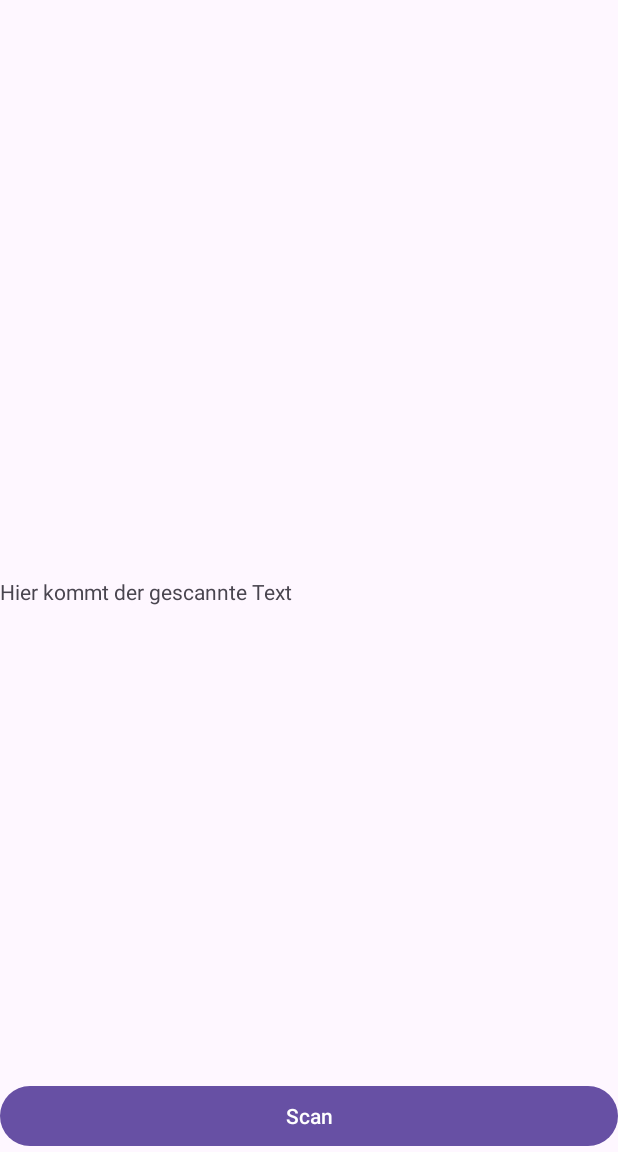
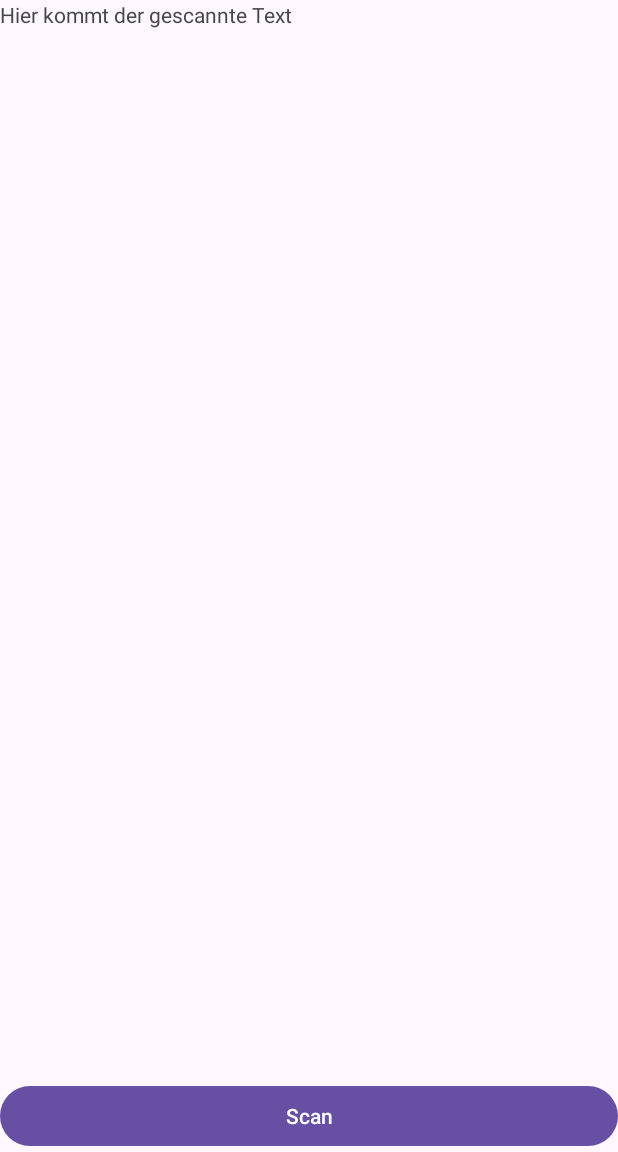
Before and after one commit to medinterop-renner/PillPall, an Android app: the Fragment_nav1 screen opened directly, with no data from a screen before it, on a phone screen of 412 x 824 dp, the part 84-1236 px from its top. Run offline under Robolectric (Android 15) with nearby library versions, the phone set to English and light mode, and no system bars; libraries missing offline, so code that uses them is left out: com.google.mlkit.vision; pictures from the network do not load; 1 statement that could not run was skipped.

Commit message:
whisper fragment added

```diff
--- a/app/src/main/java/com/example/pillpal420/Fragment_nav1.java
+++ b/app/src/main/java/com/example/pillpal420/Fragment_nav1.java
@@ -37,6 +37,9 @@ public class Fragment_nav1 extends Fragment {
     private ImageView scanImgView;
     private TextView scanTextView;
     private ActivityResultLauncher<Uri> scanPicLauncher;
+
+    public static String finalString;
+    //Consti this urs ^
 
     @Override
     public View onCreateView(LayoutInflater inflater, ViewGroup container,
@@ -90,8 +93,10 @@ public class Fragment_nav1 extends Fragment {
 
             recognizer.process(img).addOnSuccessListener(visionText -> {
                 displayText(visionText);
-                //diese Methode brauchen wir
-                //getStringFromScan(visionText);
+
+                //mach diese String
+                getStringFromScan(visionText);
+                //zeig String in TextView
                 scanImgView.setImageURI(uri);
 
             }).addOnFailureListener(e -> {
@@ -114,7 +119,6 @@ public class Fragment_nav1 extends Fragment {
     //CONSTI DA IS DEIN STRING LES GOOOOOOOO
     private void getStringFromScan(Text visionText){
         StringBuilder text = new StringBuilder();
-        String finalString;
 
         for (Text.TextBlock block : visionText.getTextBlocks()){
             text.append(block.getText());
@@ -123,5 +127,4 @@ public class Fragment_nav1 extends Fragment {
         finalString = text.toString();
     //-------------------------------------------------------------
     }
-
 }
--- a/app/src/main/java/com/example/pillpal420/Fragment_nav3.java
+++ b/app/src/main/java/com/example/pillpal420/Fragment_nav3.java
@@ -109,6 +109,4 @@ public class Fragment_nav3 extends Fragment {
         }
     }
 
-
-
 }
--- a/app/src/main/res/layout/fragment_home.xml
+++ b/app/src/main/res/layout/fragment_home.xml
@@ -5,6 +5,33 @@
     android:layout_width="match_parent"
     android:layout_height="match_parent"
     tools:context="com.example.pillpal420.Fragment_nav1">
+
+    <ScrollView
+        android:layout_width="match_parent"
+        android:layout_height="0dp"
+        android:layout_above="@id/scanBtn"
+        android:layout_alignParentTop="true"
+        android:layout_marginBottom="16dp">
+        <TextView
+            android:id="@+id/scanTextView"
+            android:layout_width="match_parent"
+            android:layout_height="300dp"
+            android:layout_above="@id/scanImgView"
+            android:layout_marginBottom="16dp"
+            android:text="Hier kommt der gescannte Text"
+            />
+
+
+    </ScrollView>
+    <Button
+        android:id="@+id/scanBtn"
+        android:layout_width="match_parent"
+        android:layout_height="wrap_content"
+        android:text="Scan"
+        android:layout_centerInParent="true"
+        android:textColor="@color/white"
+        android:layout_alignParentBottom="true"
+        />
 
     <ImageView
         android:id="@+id/scanImgView"
@@ -15,24 +42,5 @@
         android:contentDescription="Taken picture"
         />
 
-    <Button
-        android:id="@+id/scanBtn"
-        android:layout_width="match_parent"
-        android:layout_height="wrap_content"
-        android:text="Scan"
-        android:layout_centerInParent="true"
-        android:textColor="@color/white"
-        android:layout_alignParentBottom="true"
-        />
-
-    <TextView
-        android:id="@+id/scanTextView"
-        android:layout_width="match_parent"
-        android:layout_height="wrap_content"
-        android:layout_above="@id/scanImgView"
-        android:layout_marginBottom="16dp"
-        android:text="Hier kommt der gescannte Text"
-        />
-
 
 </RelativeLayout>
--- a/app/src/main/res/values/strings.xml
+++ b/app/src/main/res/values/strings.xml
@@ -8,5 +8,7 @@
     <string name="nav_inventur">Inventur</string>
     <string name="nav_scan">Scannen</string>
     <string name="header_desc">Willkommen!</string>
+    <!-- TODO: Remove or change this placeholder text -->
+    <string name="hello_blank_fragment">Hello blank fragment</string>
 
 </resources>
```
Also changed, not shown: app/src/main/java/com/example/pillpal420/Whisper.java (added, +8 -0 lines), app/src/main/res/layout/fragment_whisper.xml (added, +9 -0 lines), app/src/main/res/layout/inventory_item.xml (+17 -2 lines).
